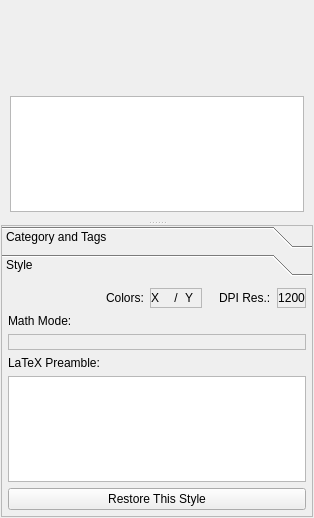
CryFeiFei/klatexformula, file src/klflibentryeditor.ui: the form before one commit.
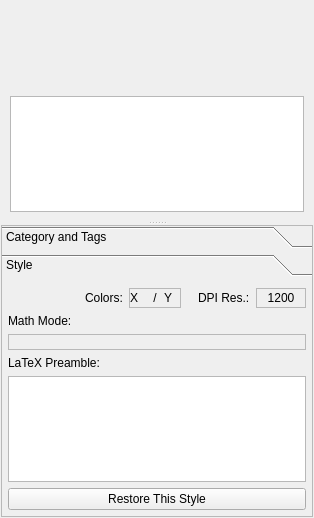
The form after the commit. The open tabs and pages were chosen to show the change. Icons and pictures are not drawn. Custom widgets are drawn as their Qt base class.

The edit to the form file:
```diff
--- a/src/klflibentryeditor.ui
+++ b/src/klflibentryeditor.ui
@@ -471,7 +471,7 @@
          <widget class="QLabel" name="lblStyDPI">
           <property name="minimumSize">
            <size>
-            <width>16</width>
+            <width>50</width>
             <height>16</height>
            </size>
           </property>
```
Left out of the diff: 4 changed lines with no effect on the pictures.
